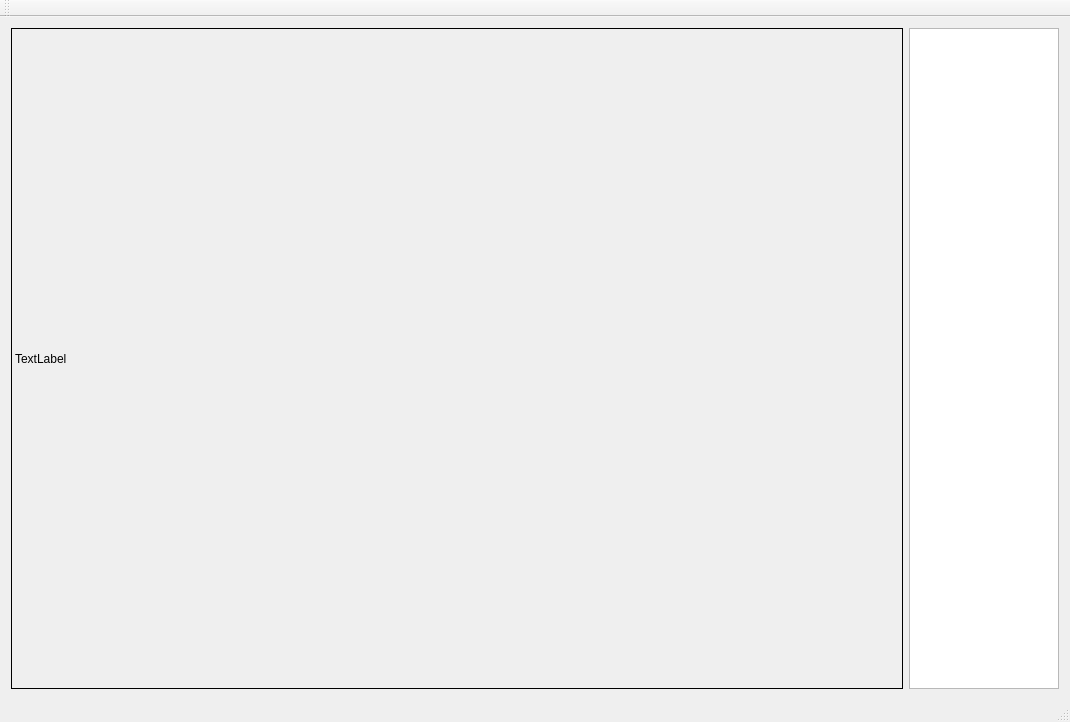
First picture: the form in QtModelCreate/QtModelCreate.ui, repository wikky250/QtModelCreate, before the edit.
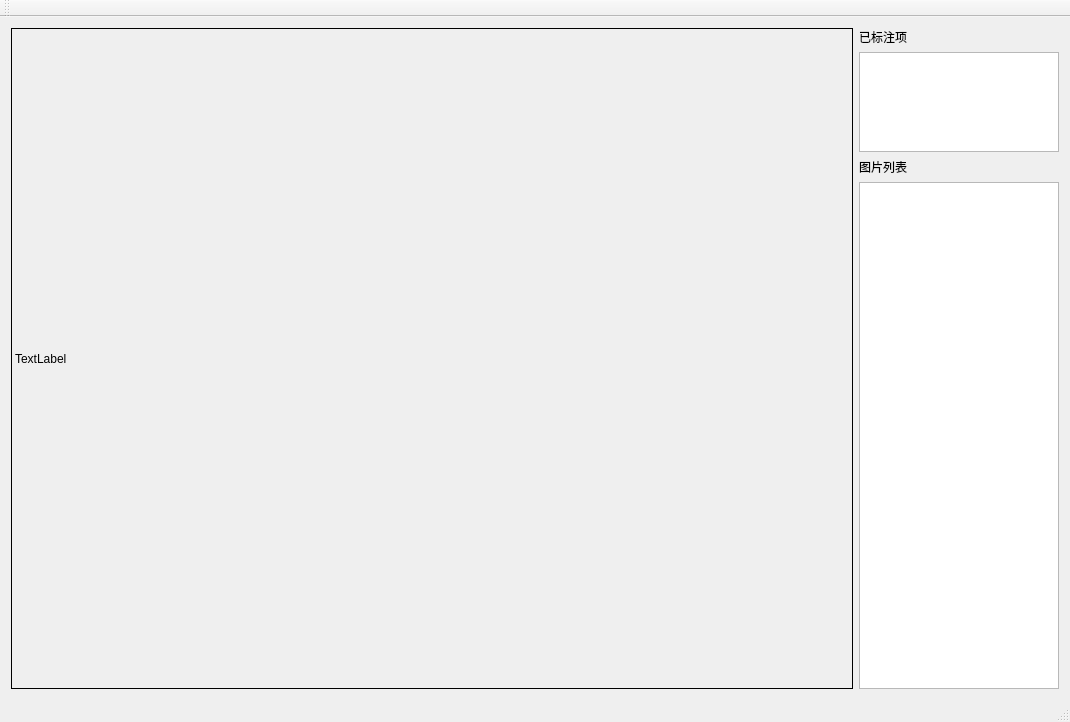
Second picture: the form after the edit.

Commit message: 增加labellist控件

Diff of the .ui file:
```diff
--- a/QtModelCreate/QtModelCreate.ui
+++ b/QtModelCreate/QtModelCreate.ui
@@ -21,7 +21,31 @@
     <bool>true</bool>
    </property>
    <layout class="QGridLayout" name="gridLayout">
-    <item row="0" column="0" rowspan="2">
+    <item row="2" column="1">
+     <widget class="QLabel" name="label">
+      <property name="text">
+       <string>图片列表</string>
+      </property>
+     </widget>
+    </item>
+    <item row="3" column="1">
+     <widget class="QListWidget" name="imagelist">
+      <property name="maximumSize">
+       <size>
+        <width>200</width>
+        <height>16777215</height>
+       </size>
+      </property>
+     </widget>
+    </item>
+    <item row="0" column="1">
+     <widget class="QLabel" name="label_2">
+      <property name="text">
+       <string>已标注项</string>
+      </property>
+     </widget>
+    </item>
+    <item row="0" column="0" rowspan="4">
      <widget class="QLabel" name="label_show">
       <property name="sizePolicy">
        <sizepolicy hsizetype="Ignored" vsizetype="Ignored">
@@ -40,12 +64,12 @@
       </property>
      </widget>
     </item>
-    <item row="0" column="1" rowspan="2">
-     <widget class="QListWidget" name="imagelist">
+    <item row="1" column="1">
+     <widget class="QListWidget" name="labellist">
       <property name="maximumSize">
        <size>
-        <width>150</width>
-        <height>16777215</height>
+        <width>200</width>
+        <height>100</height>
        </size>
       </property>
      </widget>
```
The commit also changes 4 other files.
